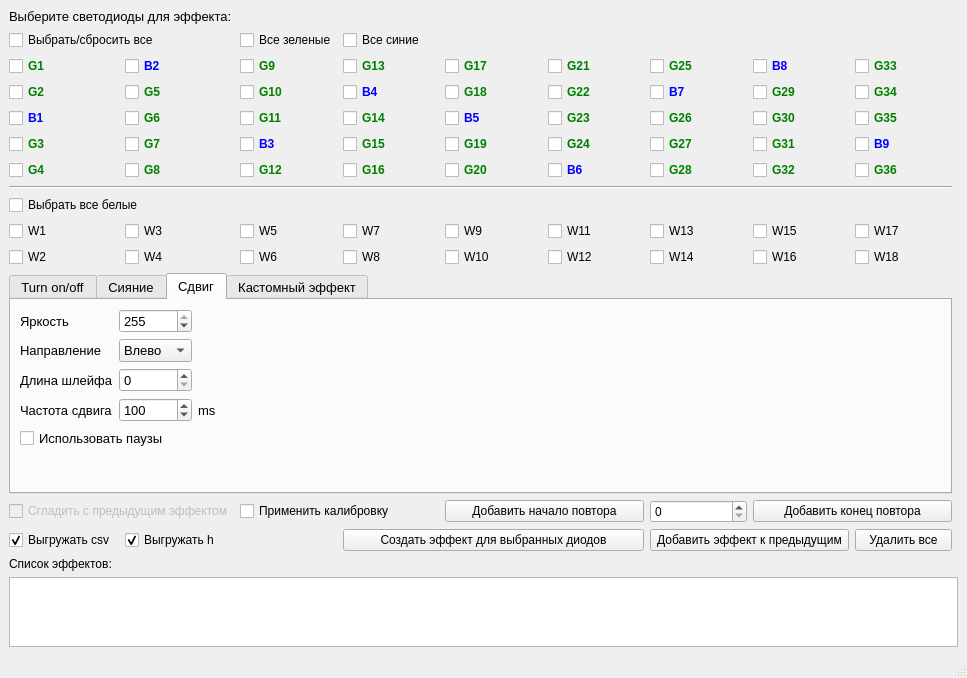
The window that Main.ui (notiel/SphereUI) describes before a commit, drawn with Qt 5.
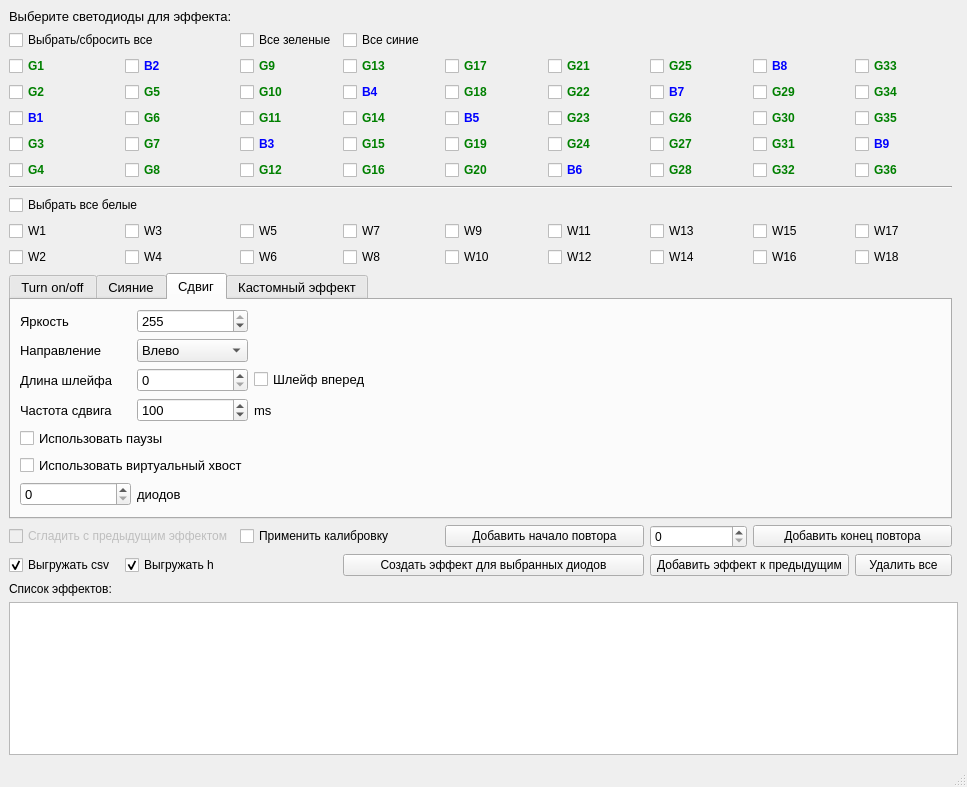
The same window after the commit. The open tabs and pages were chosen to show the change.

Commit message: +shift_bugged + both tails

```diff
--- a/Main.ui
+++ b/Main.ui
@@ -7,7 +7,7 @@
     <x>0</x>
     <y>0</y>
     <width>967</width>
-    <height>677</height>
+    <height>787</height>
    </rect>
   </property>
   <property name="windowTitle">
@@ -658,7 +658,7 @@
        <string notr="true">c</string>
       </property>
       <property name="currentIndex">
-       <number>0</number>
+       <number>2</number>
       </property>
       <widget class="QWidget" name="TabTO">
        <attribute name="title">
@@ -962,6 +962,19 @@
           </property>
          </widget>
         </item>
+        <item row="5" column="4">
+         <spacer name="horizontalSpacer_4">
+          <property name="orientation">
+           <enum>Qt::Horizontal</enum>
+          </property>
+          <property name="sizeHint" stdset="0">
+           <size>
+            <width>40</width>
+            <height>20</height>
+           </size>
+          </property>
+         </spacer>
+        </item>
         <item row="3" column="0">
          <widget class="QLabel" name="LblMovePeriod">
           <property name="text">
@@ -986,6 +999,13 @@
           </property>
          </widget>
         </item>
+        <item row="5" column="0" colspan="2">
+         <widget class="QCheckBox" name="CBMoveTailVirtual">
+          <property name="text">
+           <string>Использовать виртуальный хвост</string>
+          </property>
+         </widget>
+        </item>
         <item row="2" column="1">
          <widget class="QSpinBox" name="SpinMoveTail">
           <property name="maximum">
@@ -1000,7 +1020,7 @@
           </property>
          </widget>
         </item>
-        <item row="5" column="0">
+        <item row="7" column="0">
          <spacer name="verticalSpacer_3">
           <property name="orientation">
            <enum>Qt::Vertical</enum>
@@ -1037,6 +1057,13 @@
           </item>
          </widget>
         </item>
+        <item row="4" column="0" colspan="2">
+         <widget class="QCheckBox" name="CBMovePause">
+          <property name="text">
+           <string>Использовать паузы</string>
+          </property>
+         </widget>
+        </item>
         <item row="0" column="0">
          <widget class="QLabel" name="LblMoveBrightness">
           <property name="text">
@@ -1067,10 +1094,20 @@
           </property>
          </spacer>
         </item>
-        <item row="4" column="0" colspan="2">
-         <widget class="QCheckBox" name="CBMovePause">
+        <item row="6" column="0">
+         <widget class="QSpinBox" name="SpinMoveTailVirtual"/>
+        </item>
+        <item row="6" column="1">
+         <widget class="QLabel" name="label_3">
           <property name="text">
-           <string>Использовать паузы</string>
+           <string>диодов</string>
+          </property>
+         </widget>
+        </item>
+        <item row="2" column="2">
+         <widget class="QCheckBox" name="CBMoveForward">
+          <property name="text">
+           <string>Шлейф вперед</string>
           </property>
          </widget>
         </item>
```
The commit also changes 3 other files.
